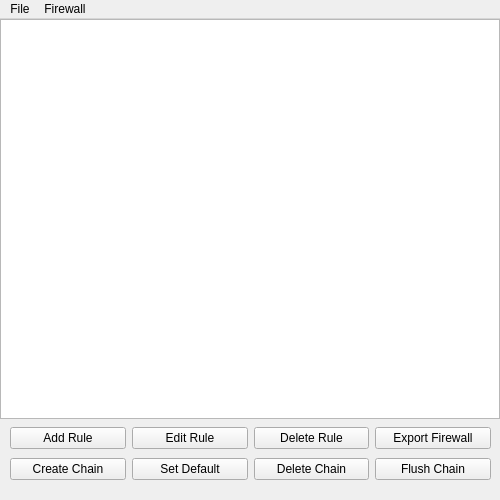
Above: mainwindow.ui from koralarts/RoadSpikes before the change. Below: the same form after it.
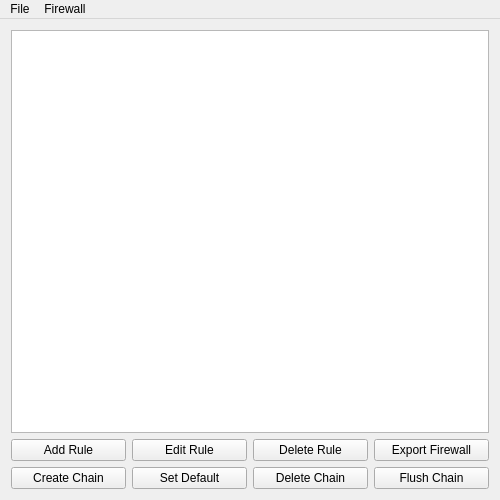
That is the form after the change.

```diff
--- a/mainwindow.ui
+++ b/mainwindow.ui
@@ -20,118 +20,74 @@
    <string>MainWindow</string>
   </property>
   <widget class="QWidget" name="centralWidget">
-   <widget class="QWidget" name="widget" native="true">
-    <property name="geometry">
-     <rect>
-      <x>0</x>
-      <y>0</y>
-      <width>500</width>
-      <height>475</height>
-     </rect>
-    </property>
-    <property name="sizePolicy">
-     <sizepolicy hsizetype="Fixed" vsizetype="Fixed">
-      <horstretch>0</horstretch>
-      <verstretch>0</verstretch>
-     </sizepolicy>
-    </property>
-    <property name="sizeIncrement">
-     <size>
-      <width>0</width>
-      <height>0</height>
-     </size>
-    </property>
-    <widget class="QWidget" name="gridLayoutWidget">
-     <property name="geometry">
-      <rect>
-       <x>0</x>
-       <y>400</y>
-       <width>501</width>
-       <height>71</height>
-      </rect>
-     </property>
+   <layout class="QGridLayout" name="gridLayout_3">
+    <item row="0" column="0">
+     <widget class="QTableWidget" name="rulesView"/>
+    </item>
+    <item row="1" column="0">
      <layout class="QGridLayout" name="gridLayout">
-      <property name="leftMargin">
-       <number>10</number>
-      </property>
-      <property name="topMargin">
-       <number>5</number>
-      </property>
-      <property name="rightMargin">
-       <number>10</number>
-      </property>
-      <property name="bottomMargin">
-       <number>5</number>
+      <property name="margin">
+       <number>0</number>
       </property>
       <item row="1" column="0">
-       <widget class="QPushButton" name="createChainButton">
-        <property name="text">
-         <string>Create Chain</string>
-        </property>
-       </widget>
-      </item>
-      <item row="0" column="0">
        <widget class="QPushButton" name="addRuleButton">
         <property name="text">
          <string>Add Rule</string>
         </property>
        </widget>
       </item>
-      <item row="1" column="2">
-       <widget class="QPushButton" name="deleteChainButton">
-        <property name="text">
-         <string>Delete Chain</string>
-        </property>
-       </widget>
-      </item>
       <item row="1" column="1">
-       <widget class="QPushButton" name="setDefaultButton">
-        <property name="text">
-         <string>Set Default</string>
-        </property>
-       </widget>
-      </item>
-      <item row="0" column="2">
-       <widget class="QPushButton" name="deleteRuleButton">
-        <property name="text">
-         <string>Delete Rule</string>
-        </property>
-       </widget>
-      </item>
-      <item row="0" column="1">
        <widget class="QPushButton" name="editRuleButton">
         <property name="text">
          <string>Edit Rule</string>
         </property>
        </widget>
       </item>
+      <item row="1" column="2">
+       <widget class="QPushButton" name="deleteRuleButton">
+        <property name="text">
+         <string>Delete Rule</string>
+        </property>
+       </widget>
+      </item>
       <item row="1" column="3">
-       <widget class="QPushButton" name="flushChainButton">
-        <property name="text">
-         <string>Flush Chain</string>
-        </property>
-       </widget>
-      </item>
-      <item row="0" column="3">
        <widget class="QPushButton" name="exportFileWallButton">
         <property name="text">
          <string>Export Firewall</string>
         </property>
        </widget>
       </item>
+      <item row="2" column="0">
+       <widget class="QPushButton" name="createChainButton">
+        <property name="text">
+         <string>Create Chain</string>
+        </property>
+       </widget>
+      </item>
+      <item row="2" column="1">
+       <widget class="QPushButton" name="setDefaultButton">
+        <property name="text">
+         <string>Set Default</string>
+        </property>
+       </widget>
+      </item>
+      <item row="2" column="2">
+       <widget class="QPushButton" name="deleteChainButton">
+        <property name="text">
+         <string>Delete Chain</string>
+        </property>
+       </widget>
+      </item>
+      <item row="2" column="3">
+       <widget class="QPushButton" name="flushChainButton">
+        <property name="text">
+         <string>Flush Chain</string>
+        </property>
+       </widget>
+      </item>
      </layout>
-    </widget>
-    <widget class="QTableWidget" name="rulesView">
-     <property name="geometry">
-      <rect>
-       <x>0</x>
-       <y>0</y>
-       <width>500</width>
-       <height>400</height>
-      </rect>
-     </property>
-    </widget>
-   </widget>
+    </item>
+   </layout>
   </widget>
   <widget class="QMenuBar" name="menuBar">
    <property name="geometry">
```
Left out of the diff: 4 changed lines with no effect on the pictures.
